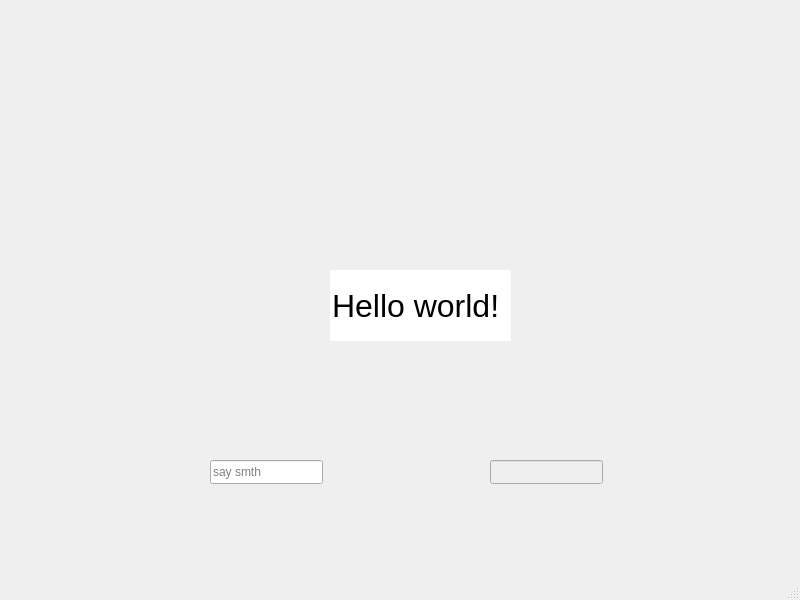
The window that Project/form.ui (nhimsel/project-csc3070) describes before a commit, drawn with Qt 5.
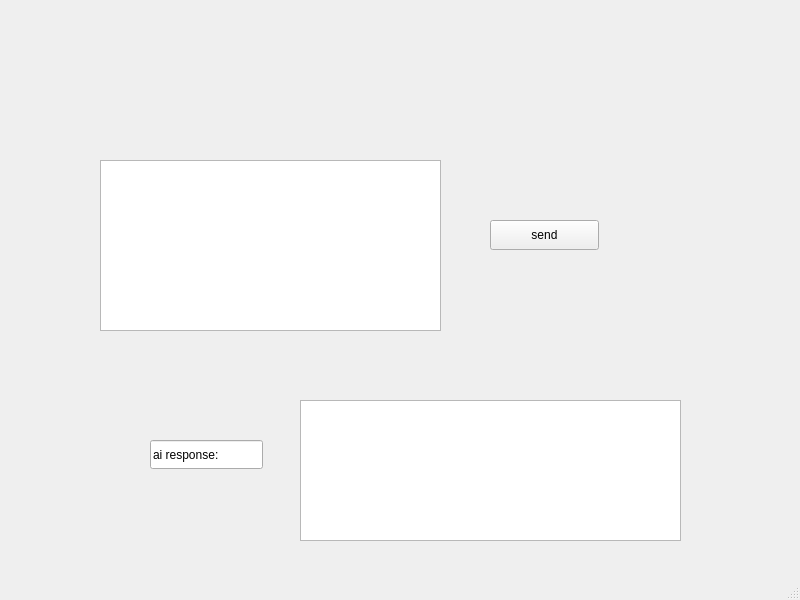
The same window after the commit.

Diff of the .ui file:
```diff
--- a/Project/form.ui
+++ b/Project/form.ui
@@ -14,28 +14,37 @@
    <string>Window</string>
   </property>
   <widget class="QWidget" name="centralwidget">
-   <widget class="QLineEdit" name="helloworld">
+   <widget class="QPushButton" name="pushButton">
     <property name="geometry">
      <rect>
-      <x>330</x>
-      <y>270</y>
-      <width>181</width>
-      <height>71</height>
+      <x>490</x>
+      <y>220</y>
+      <width>109</width>
+      <height>30</height>
      </rect>
     </property>
-    <property name="font">
-     <font>
-      <pointsize>24</pointsize>
-     </font>
-    </property>
-    <property name="autoFillBackground">
-     <bool>true</bool>
-    </property>
     <property name="text">
-     <string>Hello world!</string>
+     <string>send</string>
     </property>
-    <property name="frame">
-     <bool>false</bool>
+   </widget>
+   <widget class="QTextEdit" name="textEdit">
+    <property name="geometry">
+     <rect>
+      <x>100</x>
+      <y>160</y>
+      <width>341</width>
+      <height>171</height>
+     </rect>
+    </property>
+   </widget>
+   <widget class="QTextEdit" name="textEdit_2">
+    <property name="geometry">
+     <rect>
+      <x>300</x>
+      <y>400</y>
+      <width>381</width>
+      <height>141</height>
+     </rect>
     </property>
     <property name="readOnly">
      <bool>true</bool>
@@ -44,27 +53,14 @@
    <widget class="QLineEdit" name="lineEdit">
     <property name="geometry">
      <rect>
-      <x>210</x>
-      <y>460</y>
+      <x>150</x>
+      <y>440</y>
       <width>113</width>
-      <height>24</height>
+      <height>29</height>
      </rect>
     </property>
-    <property name="placeholderText">
-     <string>say smth</string>
-    </property>
-   </widget>
-   <widget class="QLineEdit" name="lineEdit_2">
-    <property name="enabled">
-     <bool>false</bool>
-    </property>
-    <property name="geometry">
-     <rect>
-      <x>490</x>
-      <y>460</y>
-      <width>113</width>
-      <height>24</height>
-     </rect>
+    <property name="text">
+     <string>ai response:</string>
     </property>
     <property name="readOnly">
      <bool>true</bool>
```
